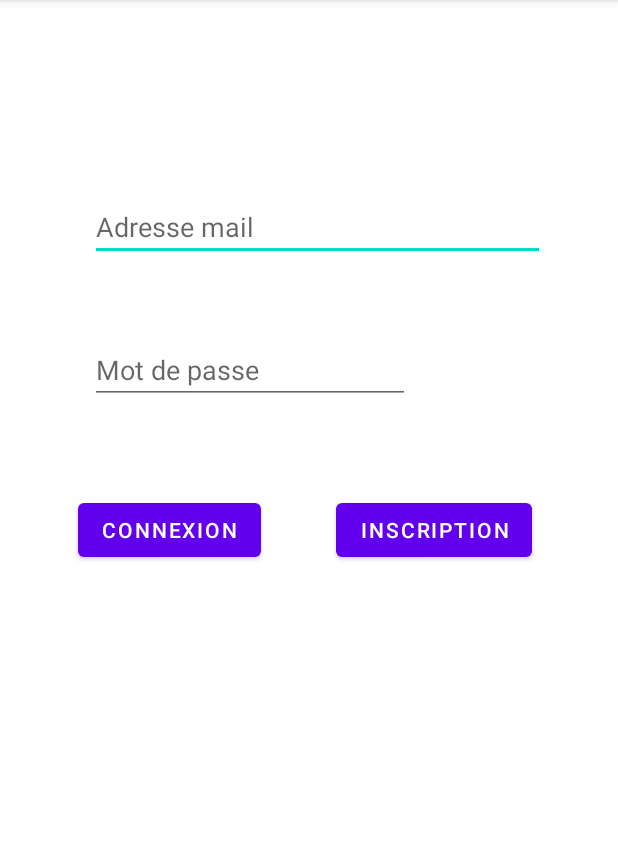
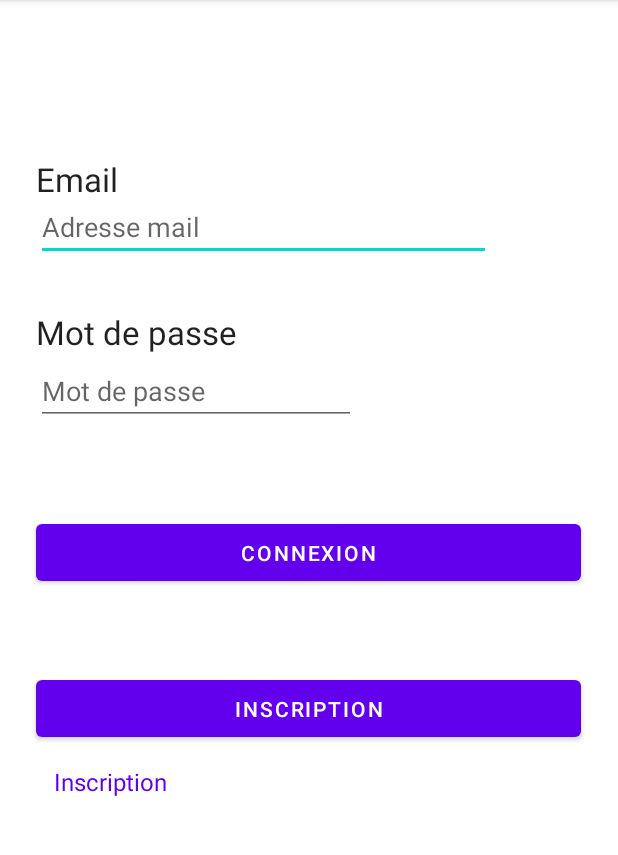
Before and after one commit to SofianEtt/ProjetMobile, an Android app: the screen it shows after launch (MainActivity), on a phone screen of 412 x 824 dp, the part 84-939 px from its top. Run offline under Robolectric (Android 15) with nearby library versions, the phone set to English and light mode, and no system bars.

Commit message:
Inscription selon l'utilisateur

```diff
--- a/MyProjetNew/app/src/main/AndroidManifest.xml
+++ b/MyProjetNew/app/src/main/AndroidManifest.xml
@@ -12,6 +12,12 @@
         android:supportsRtl="true"
         android:theme="@style/Theme.MyProjetNew"
         tools:targetApi="31">
+        <activity
+            android:name=".InscriptionCandidat"
+            android:exported="false" />
+        <activity
+            android:name=".Inscription"
+            android:exported="false" />
         <activity
             android:name=".MainActivity"
             android:exported="true">
--- a/MyProjetNew/app/src/main/java/com/example/myprojetnew/MainActivity.java
+++ b/MyProjetNew/app/src/main/java/com/example/myprojetnew/MainActivity.java
@@ -2,6 +2,7 @@ package com.example.myprojetnew;
 
 import androidx.appcompat.app.AppCompatActivity;
 
+import android.content.Intent;
 import android.os.Bundle;
 import android.view.View;
 import android.widget.Button;
@@ -10,7 +11,7 @@ import android.widget.Toast;
 
 public class MainActivity extends AppCompatActivity {
     EditText mail,password;
-    Button login,register;
+    Button login,register,inscription;
     DBHelper DB = new DBHelper(this);
     @Override
     protected void onCreate(Bundle savedInstanceState) {
@@ -21,6 +22,7 @@ public class MainActivity extends AppCompatActivity {
 
         login = (Button) findViewById(R.id.button);
         register = (Button) findViewById(R.id.button2);
+        inscription = (Button)findViewById(R.id.button3);
 
         register.setOnClickListener(new View.OnClickListener() {
             @Override
@@ -61,5 +63,12 @@ public class MainActivity extends AppCompatActivity {
                 }
             }
         });
+        inscription.setOnClickListener(new View.OnClickListener() {
+            @Override
+            public void onClick(View view) {
+                Intent inscription = new Intent(MainActivity.this, Inscription.class);
+                startActivity(inscription);
+            }
+        });
     }
 }
--- a/MyProjetNew/app/src/main/res/layout/activity_main.xml
+++ b/MyProjetNew/app/src/main/res/layout/activity_main.xml
@@ -6,11 +6,21 @@
     android:layout_height="match_parent"
     tools:context=".MainActivity">
 
+    <TextView
+        android:id="@+id/textView2"
+        android:layout_width="144dp"
+        android:layout_height="31dp"
+        android:text="Mot de passe"
+        android:layout_marginStart="24dp"
+        android:textAppearance="@style/TextAppearance.AppCompat.Large"
+        app:layout_constraintStart_toStartOf="parent"
+        app:layout_constraintBottom_toTopOf="@id/editTextNumberPassword" />
+
     <EditText
         android:id="@+id/editTextTextEmailAddress"
         android:layout_width="303dp"
         android:layout_height="42dp"
-        android:layout_marginStart="60dp"
+        android:layout_marginStart="24dp"
         android:layout_marginTop="132dp"
         android:ems="10"
         android:hint="Adresse mail"
@@ -22,20 +32,18 @@
         android:id="@+id/editTextNumberPassword"
         android:layout_width="wrap_content"
         android:layout_height="wrap_content"
+        android:layout_marginTop="64dp"
         android:ems="10"
         android:hint="Mot de passe"
         android:inputType="textPassword"
-        tools:layout_editor_absoluteX="99dp"
-        tools:layout_editor_absoluteY="243dp"
-        android:layout_marginTop="50dp"
         app:layout_constraintStart_toStartOf="@id/editTextTextEmailAddress"
         app:layout_constraintTop_toBottomOf="@id/editTextTextEmailAddress" />
 
     <Button
         android:id="@+id/button"
-        android:layout_width="wrap_content"
-        android:layout_height="wrap_content"
-        android:layout_marginStart="52dp"
+        android:layout_width="363dp"
+        android:layout_height="50dp"
+        android:layout_marginStart="24dp"
         android:layout_marginTop="60dp"
         android:text="Connexion"
         app:layout_constraintStart_toStartOf="parent"
@@ -43,13 +51,32 @@
 
     <Button
         android:id="@+id/button2"
+        style="@style/Widget.MaterialComponents.Button"
+        android:layout_width="363dp"
+        android:layout_height="50dp"
+        android:layout_marginStart="24dp"
+        android:layout_marginTop="164dp"
+        android:text="Inscription"
+        app:layout_constraintStart_toStartOf="parent"
+        app:layout_constraintTop_toBottomOf="@id/editTextNumberPassword" />
+
+    <TextView
+        android:id="@+id/textView"
+        android:layout_width="91dp"
+        android:layout_height="27dp"
+        android:text="Email"
+        android:layout_marginStart="24dp"
+        android:textAppearance="@style/TextAppearance.AppCompat.Large"
+        app:layout_constraintStart_toStartOf="parent"
+        app:layout_constraintBottom_toTopOf="@id/editTextTextEmailAddress"/>
+
+    <Button
+        android:id="@+id/button3"
+        style="@style/Widget.Material3.Button.TextButton"
         android:layout_width="wrap_content"
         android:layout_height="wrap_content"
         android:text="Inscription"
-        tools:layout_editor_absoluteX="225dp"
-        tools:layout_editor_absoluteY="342dp"
-        app:layout_constraintStart_toEndOf="@id/button"
-        android:layout_marginStart="50dp"
-        app:layout_constraintTop_toBottomOf="@id/editTextNumberPassword"
-        android:layout_marginTop="60dp"/>
+        android:textSize="16sp"
+        app:layout_constraintTop_toBottomOf="@id/button2"
+        app:layout_constraintStart_toStartOf="@id/button2"/>
 </androidx.constraintlayout.widget.ConstraintLayout>
```
Also changed, not shown: MyProjetNew/app/src/main/java/com/example/myprojetnew/Inscription.java (added, +40 -0 lines), MyProjetNew/app/src/main/java/com/example/myprojetnew/InscriptionCandidat.java (added, +14 -0 lines), MyProjetNew/app/src/main/res/layout/activity_inscription.xml (added, +45 -0 lines), MyProjetNew/app/src/main/res/layout/activity_inscription_candidat.xml (added, +10 -0 lines).
